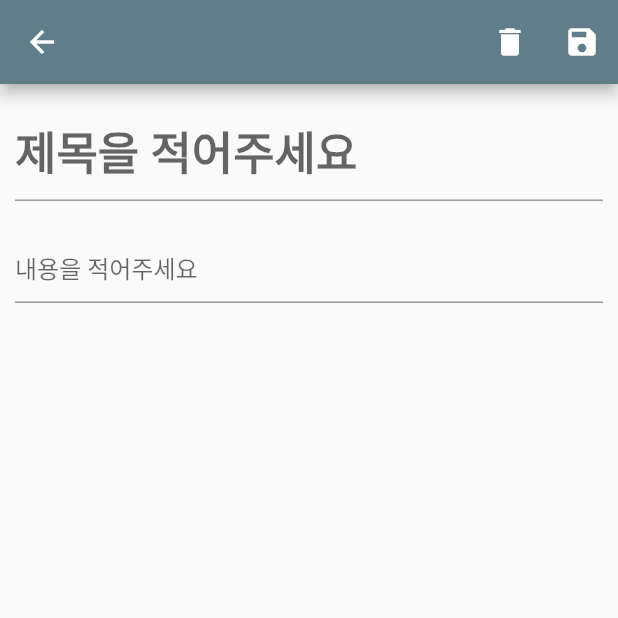
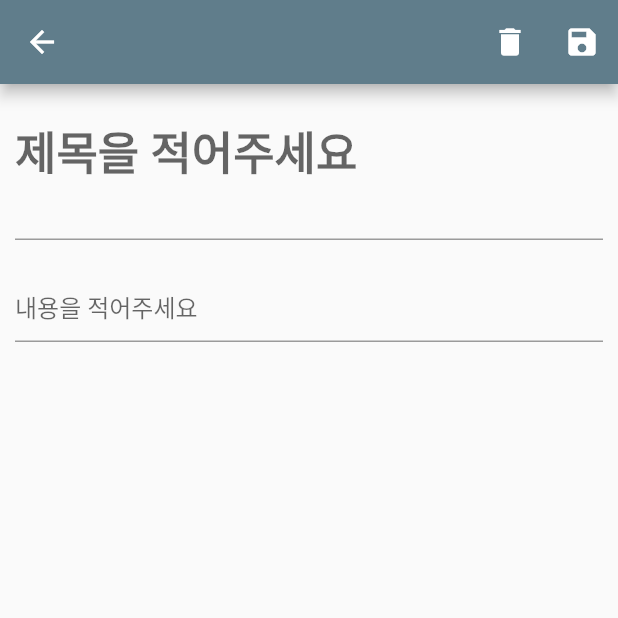
Before and after one commit to abc20210708/memo_app, a Flutter app: the screen it shows after launch, after a tap on "메모 추가", on a phone screen of 412 x 824 dp, the top half of it. Run offline on Flutter 3.47's test engine with Material 2 defaults, Android fonts, the phone set to English and light mode, and no system bars; our stand-ins replace sqflite; accounts and stored records are empty.

```diff
--- a/lib/screens/home.dart
+++ b/lib/screens/home.dart
@@ -1,6 +1,6 @@
 import 'package:flutter/cupertino.dart';
 import 'package:flutter/material.dart';
-import 'package:memo_app/screens/edit.dart';
+import 'package:memo_app/screens/write.dart';
 import 'package:memo_app/database/db.dart';
 import 'package:memo_app/database/memo.dart';
 import 'package:memo_app/screens/view.dart';
@@ -37,7 +37,7 @@ class _MyHomePageState extends State<MyHomePage> {
       floatingActionButton: FloatingActionButton.extended(
         onPressed: () {
           Navigator.push(
-              context, CupertinoPageRoute(builder: (context) => EditPage()));
+              context, CupertinoPageRoute(builder: (context) => WritePage()));
         },
         tooltip: '메모를 추가하려면 클릭하세요',
         label: Text("메모 추가"),
@@ -58,7 +58,7 @@ class _MyHomePageState extends State<MyHomePage> {
   }
 
   void showAlertDialog(BuildContext context) async {
-    String result = await showDialog(
+     await showDialog(
       context: context,
       barrierDismissible: false, // user must tap button!
       builder: (BuildContext context) {
@@ -90,7 +90,7 @@ class _MyHomePageState extends State<MyHomePage> {
   }
 
   Widget memoBuilder(BuildContext parentContext) {
-    return FutureBuilder(
+    return FutureBuilder<List<Memo>>(
       builder: (context, snap) {
         if (snap.hasData == null) {
           return Container(
@@ -112,7 +112,8 @@ class _MyHomePageState extends State<MyHomePage> {
               onTap: (){
                 Navigator.push(
                     parentContext,
-                    CupertinoPageRoute(builder: (context) => ViewPage(id: memo.id)));
+                    CupertinoPageRoute(
+                        builder: (context) => ViewPage(id: memo.id)));
               },
               onLongPress: (){
                setState(() {
@@ -145,11 +146,15 @@ class _MyHomePageState extends State<MyHomePage> {
                         Text(memo.title ,
                         style: TextStyle(
                           fontSize: 20, fontWeight: FontWeight.bold
-                        ),),
+                        ),
+                          overflow: TextOverflow.ellipsis,
+                        ),
                         Text(memo.text,
                         style: TextStyle(
-                          fontSize: 15
-                        ),),
+                          fontSize: 15,
+                        ),
+                          overflow: TextOverflow.ellipsis,
+                        ),
                       ],
                     ),
                     Column(
--- /dev/null
+++ b/lib/screens/write.dart
@@ -0,0 +1,83 @@
+import 'package:flutter/material.dart';
+import 'package:memo_app/database/db.dart';
+import 'package:memo_app/database/memo.dart';
+import 'package:crypto/crypto.dart';
+import 'dart:convert'; // for the utf8.encode method
+
+class WritePage extends StatelessWidget {
+
+  String title = "";
+  String text = "";
+ // BuildContext Bcontext;
+
+  @override
+  Widget build(BuildContext context) {
+    return Scaffold(
+      appBar: AppBar(
+        actions: [
+          IconButton(
+              onPressed: (){},
+              icon: const Icon(Icons.delete)
+          ),
+          IconButton(
+              onPressed: saveDB,
+              icon: const Icon(Icons.save)
+          ),
+        ],
+      ),
+      body: Padding(
+        padding: const EdgeInsets.all(10.0),
+        child: Column(
+          children: [
+            TextField(
+              onChanged: (String title){this.title = title;},//변경된 것을 저장
+              style: TextStyle(fontSize: 30,
+              fontWeight: FontWeight.bold),
+              keyboardType: TextInputType.multiline,
+              maxLines: 2,
+              //obscureText: true,
+              decoration: InputDecoration(
+                //border: OutlineInputBorder(),
+                hintText: "제목을 적어주세요",
+              ),
+            ),
+            Padding(padding: EdgeInsets.all(10.0)),
+            TextField(
+              onChanged: (String text){this.text = text;},
+              //obscureText: true,
+              keyboardType: TextInputType.multiline,
+              maxLines: null,
+              decoration: InputDecoration(
+                //border: OutlineInputBorder(),
+                hintText: "내용을 적어주세요",
+              ),
+            ),
+          ],
+        ),
+      ),
+    );
+  }
+
+  Future<void> saveDB() async {
+    DBHelper sd = DBHelper();
+
+    var fido = Memo(
+        id: StrSha512(DateTime.now().toString()),
+        title: this.title,
+        text: this.text,
+        createTime: DateTime.now().toString(),
+        editTime: DateTime.now().toString());
+
+    await sd.insertMemo(fido);
+
+    print(await sd.memos());
+   // Navigator.pop(Bcontext);
+   // print(await sd.memos());
+  }
+
+  String StrSha512(String text) {
+    var bytes = utf8.encode(text); // data being hashed
+    var digest = sha512.convert(bytes);
+    return digest.toString();
+  }
+}
```
Also changed, not shown: lib/screens/edit.dart (+74 -48 lines), lib/screens/view.dart (+79 -35 lines).
